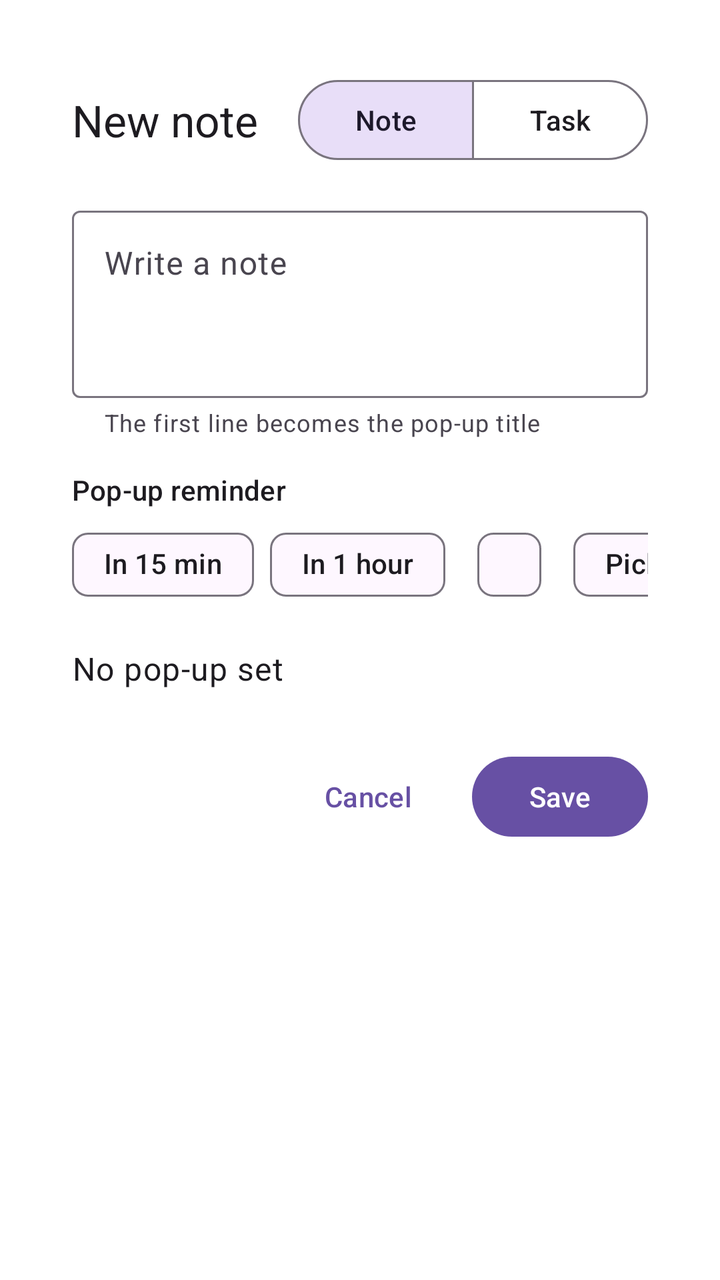
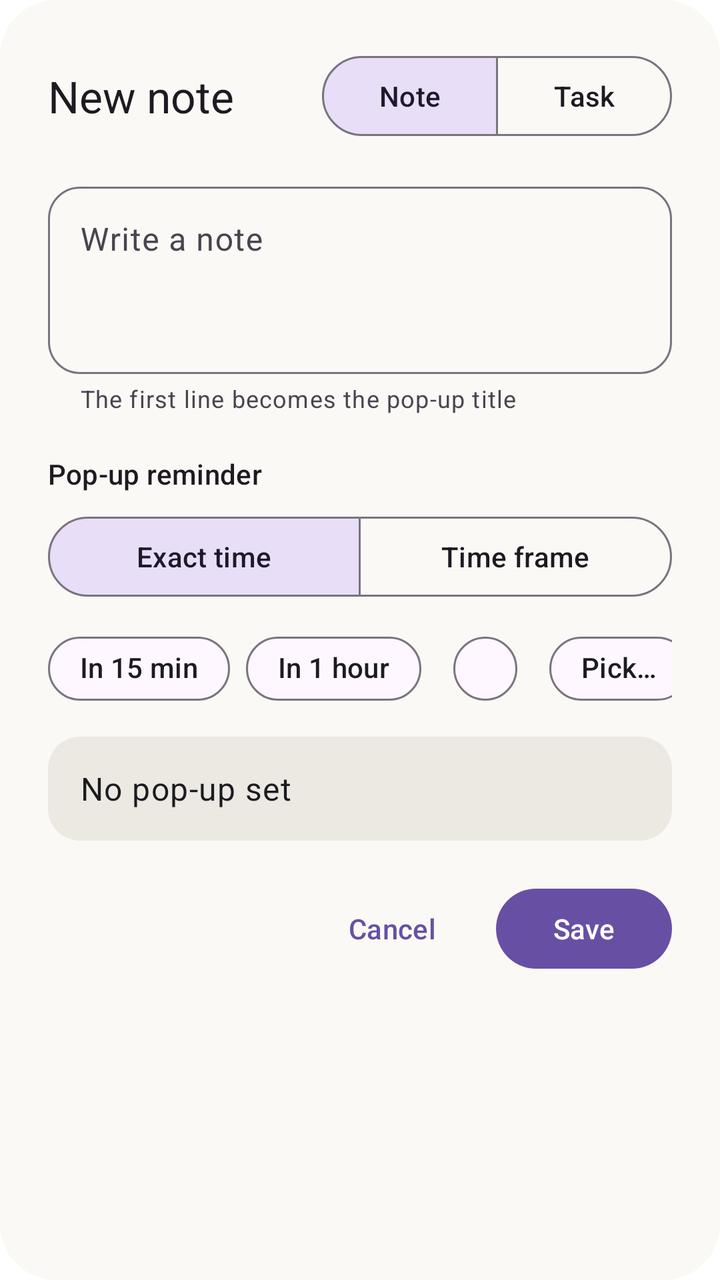

Compare the two renders of this Android layout. The source of the first and the diff that turns it into the second are given below.
<!-- AndroidManifest.xml: activity theme Theme.Notelet.Editor -->
<!-- res/layout/activity_edit_note.xml -->
<?xml version="1.0" encoding="utf-8"?>
<ScrollView xmlns:android="http://schemas.android.com/apk/res/android"
    xmlns:app="http://schemas.android.com/apk/res-auto"
    android:layout_width="match_parent"
    android:layout_height="wrap_content">

    <LinearLayout
        android:layout_width="match_parent"
        android:layout_height="wrap_content"
        android:orientation="vertical"
        android:padding="20dp">

        <LinearLayout
            android:layout_width="match_parent"
            android:layout_height="wrap_content"
            android:gravity="center_vertical"
            android:orientation="horizontal">

            <TextView
                android:id="@+id/heading"
                android:layout_width="0dp"
                android:layout_height="wrap_content"
                android:layout_weight="1"
                android:text="@string/new_note"
                android:textAppearance="?attr/textAppearanceTitleLarge" />

            <com.google.android.material.button.MaterialButtonToggleGroup
                android:id="@+id/type_group"
                android:layout_width="wrap_content"
                android:layout_height="wrap_content"
                app:checkedButton="@id/type_note"
                app:selectionRequired="true"
                app:singleSelection="true">

                <Button
                    android:id="@+id/type_note"
                    style="?attr/materialButtonOutlinedStyle"
                    android:layout_width="wrap_content"
                    android:layout_height="wrap_content"
                    android:text="@string/type_note" />

                <Button
                    android:id="@+id/type_task"
                    style="?attr/materialButtonOutlinedStyle"
                    android:layout_width="wrap_content"
                    android:layout_height="wrap_content"
                    android:text="@string/type_task" />
            </com.google.android.material.button.MaterialButtonToggleGroup>
        </LinearLayout>

        <com.google.android.material.textfield.TextInputLayout
            android:id="@+id/text_layout"
            style="@style/Widget.Material3.TextInputLayout.OutlinedBox"
            android:layout_width="match_parent"
            android:layout_height="wrap_content"
            android:layout_marginTop="16dp"
            android:hint="@string/hint_note"
            app:helperText="@string/helper_text">

            <com.google.android.material.textfield.TextInputEditText
                android:id="@+id/text_input"
                android:layout_width="match_parent"
                android:layout_height="wrap_content"
                android:gravity="top|start"
                android:inputType="textMultiLine|textCapSentences"
                android:maxLines="8"
                android:minLines="3" />
        </com.google.android.material.textfield.TextInputLayout>

        <com.google.android.material.checkbox.MaterialCheckBox
            android:id="@+id/done_check"
            android:layout_width="wrap_content"
            android:layout_height="wrap_content"
            android:layout_marginTop="4dp"
            android:text="@string/mark_done"
            android:visibility="gone" />

        <TextView
            android:layout_width="wrap_content"
            android:layout_height="wrap_content"
            android:layout_marginTop="16dp"
            android:text="@string/reminder_section"
            android:textAppearance="?attr/textAppearanceTitleSmall" />

        <HorizontalScrollView
            android:layout_width="match_parent"
            android:layout_height="wrap_content"
            android:layout_marginTop="4dp"
            android:scrollbars="none">

            <com.google.android.material.chip.ChipGroup
                android:layout_width="wrap_content"
                android:layout_height="wrap_content"
                app:singleLine="true">

                <com.google.android.material.chip.Chip
                    android:id="@+id/chip_15m"
                    style="@style/Widget.Material3.Chip.Assist"
                    android:layout_width="wrap_content"
                    android:layout_height="wrap_content"
                    android:text="@string/in_15_min" />

                <com.google.android.material.chip.Chip
                    android:id="@+id/chip_1h"
                    style="@style/Widget.Material3.Chip.Assist"
                    android:layout_width="wrap_content"
                    android:layout_height="wrap_content"
                    android:text="@string/in_1_hour" />

                <com.google.android.material.chip.Chip
                    android:id="@+id/chip_tomorrow"
                    style="@style/Widget.Material3.Chip.Assist"
                    android:layout_width="wrap_content"
                    android:layout_height="wrap_content" />

                <com.google.android.material.chip.Chip
                    android:id="@+id/chip_pick"
                    style="@style/Widget.Material3.Chip.Assist"
                    android:layout_width="wrap_content"
                    android:layout_height="wrap_content"
                    android:text="@string/pick_time" />
            </com.google.android.material.chip.ChipGroup>
        </HorizontalScrollView>

        <LinearLayout
            android:layout_width="match_parent"
            android:layout_height="wrap_content"
            android:layout_marginTop="4dp"
            android:gravity="center_vertical"
            android:minHeight="48dp"
            android:orientation="horizontal">

            <TextView
                android:id="@+id/reminder_label"
                android:layout_width="0dp"
                android:layout_height="wrap_content"
                android:layout_weight="1"
                android:text="@string/no_reminder"
                android:textAppearance="?attr/textAppearanceBodyLarge" />

            <Button
                android:id="@+id/clear_reminder"
                style="@style/Widget.Material3.Button.TextButton"
                android:layout_width="wrap_content"
                android:layout_height="wrap_content"
                android:text="@string/remove"
                android:visibility="gone" />
        </LinearLayout>

        <HorizontalScrollView
            android:id="@+id/repeat_scroll"
            android:layout_width="match_parent"
            android:layout_height="wrap_content"
            android:scrollbars="none"
            android:visibility="gone">

            <com.google.android.material.chip.ChipGroup
                android:id="@+id/repeat_group"
                android:layout_width="wrap_content"
                android:layout_height="wrap_content"
                app:checkedChip="@id/repeat_none"
                app:selectionRequired="true"
                app:singleLine="true"
                app:singleSelection="true">

                <com.google.android.material.chip.Chip
                    android:id="@+id/repeat_none"
                    style="@style/Widget.Material3.Chip.Filter"
                    android:layout_width="wrap_content"
                    android:layout_height="wrap_content"
                    android:text="@string/repeat_none" />

                <com.google.android.material.chip.Chip
                    android:id="@+id/repeat_hourly"
                    style="@style/Widget.Material3.Chip.Filter"
                    android:layout_width="wrap_content"
                    android:layout_height="wrap_content"
                    android:text="@string/repeat_hourly" />

                <com.google.android.material.chip.Chip
                    android:id="@+id/repeat_daily"
                    style="@style/Widget.Material3.Chip.Filter"
                    android:layout_width="wrap_content"
                    android:layout_height="wrap_content"
                    android:text="@string/repeat_daily" />

                <com.google.android.material.chip.Chip
                    android:id="@+id/repeat_weekdays"
                    style="@style/Widget.Material3.Chip.Filter"
                    android:layout_width="wrap_content"
                    android:layout_height="wrap_content"
                    android:text="@string/repeat_weekdays" />

                <com.google.android.material.chip.Chip
                    android:id="@+id/repeat_weekly"
                    style="@style/Widget.Material3.Chip.Filter"
                    android:layout_width="wrap_content"
                    android:layout_height="wrap_content"
                    android:text="@string/repeat_weekly" />
            </com.google.android.material.chip.ChipGroup>
        </HorizontalScrollView>

        <LinearLayout
            android:layout_width="match_parent"
            android:layout_height="wrap_content"
            android:layout_marginTop="16dp"
            android:gravity="center_vertical"
            android:orientation="horizontal">

            <Button
                android:id="@+id/delete"
                style="@style/Widget.Material3.Button.TextButton"
                android:layout_width="wrap_content"
                android:layout_height="wrap_content"
                android:text="@string/delete"
                android:textColor="?attr/colorError"
                android:visibility="gone" />

            <Space
                android:layout_width="0dp"
                android:layout_height="0dp"
                android:layout_weight="1" />

            <Button
                android:id="@+id/cancel"
                style="@style/Widget.Material3.Button.TextButton"
                android:layout_width="wrap_content"
                android:layout_height="wrap_content"
                android:text="@string/cancel" />

            <Button
                android:id="@+id/save"
                style="@style/Widget.Material3.Button"
                android:layout_width="wrap_content"
                android:layout_height="wrap_content"
                android:layout_marginStart="8dp"
                android:text="@string/save" />
        </LinearLayout>
    </LinearLayout>
</ScrollView>
<!-- resources referenced by this layout -->
<resources>
  <string name="cancel">Cancel</string>
  <string name="delete">Delete</string>
  <string name="helper_text">The first line becomes the pop-up title</string>
  <string name="hint_note">Write a note</string>
  <string name="in_15_min">In 15 min</string>
  <string name="in_1_hour">In 1 hour</string>
  <string name="mark_done">Done</string>
  <string name="new_note">New note</string>
  <string name="no_reminder">No pop-up set</string>
  <string name="pick_time">Pick date &amp; time…</string>
  <string name="reminder_section">Pop-up reminder</string>
  <string name="remove">Remove</string>
  <string name="repeat_daily">Every day</string>
  <string name="repeat_hourly">Every hour</string>
  <string name="repeat_none">Once</string>
  <string name="repeat_weekdays">Weekdays</string>
  <string name="repeat_weekly">Every week</string>
  <string name="save">Save</string>
  <string name="type_note">Note</string>
  <string name="type_task">Task</string>
  <style name="Theme.Notelet.Editor" parent="Theme.Material3.DayNight.Dialog">
          <item name="windowNoTitle">true</item>
          <item name="windowActionBar">false</item>
          <item name="android:windowCloseOnTouchOutside">false</item>
      </style>
</resources>

<!-- the commit's change to res/layout/activity_edit_note.xml (unified diff, before → after) -->
@@ -8,7 +8,7 @@
         android:layout_width="match_parent"
         android:layout_height="wrap_content"
         android:orientation="vertical"
-        android:padding="20dp">
+        android:padding="24dp">
 
         <LinearLayout
             android:layout_width="match_parent"
@@ -28,7 +28,7 @@
                 android:id="@+id/type_group"
                 android:layout_width="wrap_content"
                 android:layout_height="wrap_content"
-                app:checkedButton="@id/type_note"
+                app:checkedButton="@+id/type_note"
                 app:selectionRequired="true"
                 app:singleSelection="true">
 
@@ -55,6 +55,10 @@
             android:layout_height="wrap_content"
             android:layout_marginTop="16dp"
             android:hint="@string/hint_note"
+            app:boxCornerRadiusBottomEnd="16dp"
+            app:boxCornerRadiusBottomStart="16dp"
+            app:boxCornerRadiusTopEnd="16dp"
+            app:boxCornerRadiusTopStart="16dp"
             app:helperText="@string/helper_text">
 
             <com.google.android.material.textfield.TextInputEditText
@@ -78,14 +82,51 @@
         <TextView
             android:layout_width="wrap_content"
             android:layout_height="wrap_content"
-            android:layout_marginTop="16dp"
+            android:layout_marginTop="20dp"
             android:text="@string/reminder_section"
             android:textAppearance="?attr/textAppearanceTitleSmall" />
 
+        <com.google.android.material.button.MaterialButtonToggleGroup
+            android:id="@+id/mode_group"
+            android:layout_width="match_parent"
+            android:layout_height="wrap_content"
+            android:layout_marginTop="8dp"
+            app:checkedButton="@+id/mode_exact"
+            app:selectionRequired="true"
+            app:singleSelection="true">
+
+            <Button
+                android:id="@+id/mode_exact"
+                style="?attr/materialButtonOutlinedStyle"
+                android:layout_width="0dp"
+                android:layout_height="wrap_content"
+                android:layout_weight="1"
+                android:text="@string/mode_exact" />
+
+            <Button
+                android:id="@+id/mode_frame"
+                style="?attr/materialButtonOutlinedStyle"
+                android:layout_width="0dp"
+                android:layout_height="wrap_content"
+                android:layout_weight="1"
+                android:text="@string/mode_frame" />
+        </com.google.android.material.button.MaterialButtonToggleGroup>
+
+        <TextView
+            android:id="@+id/mode_hint"
+            android:layout_width="wrap_content"
+            android:layout_height="wrap_content"
+            android:layout_marginTop="6dp"
+            android:text="@string/mode_frame_hint"
+            android:textAppearance="?attr/textAppearanceBodySmall"
+            android:textColor="?attr/colorOnSurfaceVariant"
+            android:visibility="gone" />
+
         <HorizontalScrollView
-            android:layout_width="match_parent"
-            android:layout_height="wrap_content"
-            android:layout_marginTop="4dp"
+            android:id="@+id/exact_chips"
+            android:layout_width="match_parent"
+            android:layout_height="wrap_content"
+            android:layout_marginTop="8dp"
             android:scrollbars="none">
 
             <com.google.android.material.chip.ChipGroup
@@ -98,43 +139,107 @@
                     style="@style/Widget.Material3.Chip.Assist"
                     android:layout_width="wrap_content"
                     android:layout_height="wrap_content"
-                    android:text="@string/in_15_min" />
+                    android:text="@string/in_15_min"
+                    app:chipCornerRadius="16dp" />
 
                 <com.google.android.material.chip.Chip
                     android:id="@+id/chip_1h"
                     style="@style/Widget.Material3.Chip.Assist"
                     android:layout_width="wrap_content"
                     android:layout_height="wrap_content"
-                    android:text="@string/in_1_hour" />
+                    android:text="@string/in_1_hour"
+                    app:chipCornerRadius="16dp" />
 
                 <com.google.android.material.chip.Chip
                     android:id="@+id/chip_tomorrow"
                     style="@style/Widget.Material3.Chip.Assist"
                     android:layout_width="wrap_content"
-                    android:layout_height="wrap_content" />
+                    android:layout_height="wrap_content"
+                    app:chipCornerRadius="16dp" />
 
                 <com.google.android.material.chip.Chip
                     android:id="@+id/chip_pick"
                     style="@style/Widget.Material3.Chip.Assist"
                     android:layout_width="wrap_content"
                     android:layout_height="wrap_content"
-                    android:text="@string/pick_time" />
+                    android:text="@string/pick"
+                    app:chipCornerRadius="16dp" />
             </com.google.android.material.chip.ChipGroup>
         </HorizontalScrollView>
 
+        <HorizontalScrollView
+            android:id="@+id/frame_chips"
+            android:layout_width="match_parent"
+            android:layout_height="wrap_content"
+            android:layout_marginTop="8dp"
+            android:scrollbars="none"
+            android:visibility="gone">
+
+            <com.google.android.material.chip.ChipGroup
+                android:layout_width="wrap_content"
+                android:layout_height="wrap_content"
+                app:singleLine="true">
+
+                <com.google.android.material.chip.Chip
+                    android:id="@+id/chip_next_hour"
+                    style="@style/Widget.Material3.Chip.Assist"
+                    android:layout_width="wrap_content"
+                    android:layout_height="wrap_content"
+                    android:text="@string/frame_next_hour"
+                    app:chipCornerRadius="16dp" />
+
+                <com.google.android.material.chip.Chip
+                    android:id="@+id/chip_next_3h"
+                    style="@style/Widget.Material3.Chip.Assist"
+                    android:layout_width="wrap_content"
+                    android:layout_height="wrap_content"
+                    android:text="@string/frame_next_3h"
+                    app:chipCornerRadius="16dp" />
+
+                <com.google.android.material.chip.Chip
+                    android:id="@+id/chip_evening"
+                    style="@style/Widget.Material3.Chip.Assist"
+                    android:layout_width="wrap_content"
+                    android:layout_height="wrap_content"
+                    android:text="@string/frame_evening"
+                    app:chipCornerRadius="16dp" />
+
+                <com.google.android.material.chip.Chip
+                    android:id="@+id/chip_morning"
+                    style="@style/Widget.Material3.Chip.Assist"
+                    android:layout_width="wrap_content"
+                    android:layout_height="wrap_content"
+                    android:text="@string/frame_tomorrow_morning"
+                    app:chipCornerRadius="16dp" />
+
+                <com.google.android.material.chip.Chip
+                    android:id="@+id/chip_pick_frame"
+                    style="@style/Widget.Material3.Chip.Assist"
+                    android:layout_width="wrap_content"
+                    android:layout_height="wrap_content"
+                    android:text="@string/pick"
+                    app:chipCornerRadius="16dp" />
+            </com.google.android.material.chip.ChipGroup>
+        </HorizontalScrollView>
+
         <LinearLayout
             android:layout_width="match_parent"
             android:layout_height="wrap_content"
-            android:layout_marginTop="4dp"
+            android:layout_marginTop="10dp"
+            android:background="@drawable/editor_reminder_box"
             android:gravity="center_vertical"
-            android:minHeight="48dp"
-            android:orientation="horizontal">
+            android:minHeight="52dp"
+            android:orientation="horizontal"
+            android:paddingStart="16dp"
+            android:paddingEnd="4dp">
 
             <TextView
                 android:id="@+id/reminder_label"
                 android:layout_width="0dp"
                 android:layout_height="wrap_content"
                 android:layout_weight="1"
+                android:paddingTop="10dp"
+                android:paddingBottom="10dp"
                 android:text="@string/no_reminder"
                 android:textAppearance="?attr/textAppearanceBodyLarge" />
 
@@ -147,63 +252,83 @@
                 android:visibility="gone" />
         </LinearLayout>
 
-        <HorizontalScrollView
-            android:id="@+id/repeat_scroll"
-            android:layout_width="match_parent"
-            android:layout_height="wrap_content"
-            android:scrollbars="none"
+        <LinearLayout
+            android:id="@+id/repeat_section"
+            android:layout_width="match_parent"
+            android:layout_height="wrap_content"
+            android:layout_marginTop="12dp"
+            android:orientation="vertical"
             android:visibility="gone">
 
-            <com.google.android.material.chip.ChipGroup
-                android:id="@+id/repeat_group"
-                android:layout_width="wrap_content"
-                android:layout_height="wrap_content"
-                app:checkedChip="@id/repeat_none"
-                app:selectionRequired="true"
-                app:singleLine="true"
-                app:singleSelection="true">
+            <TextView
+                android:layout_width="wrap_content"
+                android:layout_height="wrap_content"
+                android:text="@string/repeat_label"
+                android:textAppearance="?attr/textAppearanceLabelLarge"
+                android:textColor="?attr/colorOnSurfaceVariant" />
+
+            <HorizontalScrollView
+                android:layout_width="match_parent"
+                android:layout_height="wrap_content"
+                android:layout_marginTop="4dp"
+                android:scrollbars="none">
+
+                <com.google.android.material.chip.ChipGroup
+                    android:id="@+id/repeat_group"
+                    android:layout_width="wrap_content"
+                    android:layout_height="wrap_content"
+                    app:checkedChip="@+id/repeat_none"
+                    app:selectionRequired="true"
+                    app:singleLine="true"
+                    app:singleSelection="true">
 
                 <com.google.android.material.chip.Chip
                     android:id="@+id/repeat_none"
                     style="@style/Widget.Material3.Chip.Filter"
                     android:layout_width="wrap_content"
                     android:layout_height="wrap_content"
-                    android:text="@string/repeat_none" />
+                    android:text="@string/repeat_none"
+                    app:chipCornerRadius="16dp" />
 
                 <com.google.android.material.chip.Chip
                     android:id="@+id/repeat_hourly"
                     style="@style/Widget.Material3.Chip.Filter"
                     android:layout_width="wrap_content"
                     android:layout_height="wrap_content"
-                    android:text="@string/repeat_hourly" />
+                    android:text="@string/repeat_hourly"
+                    app:chipCornerRadius="16dp" />
 
                 <com.google.android.material.chip.Chip
                     android:id="@+id/repeat_daily"
                     style="@style/Widget.Material3.Chip.Filter"
                     android:layout_width="wrap_content"
                     android:layout_height="wrap_content"
-                    android:text="@string/repeat_daily" />
+                    android:text="@string/repeat_daily"
+                    app:chipCornerRadius="16dp" />
 
                 <com.google.android.material.chip.Chip
                     android:id="@+id/repeat_weekdays"
                     style="@style/Widget.Material3.Chip.Filter"
                     android:layout_width="wrap_content"
                     android:layout_height="wrap_content"
-                    android:text="@string/repeat_weekdays" />
+                    android:text="@string/repeat_weekdays"
+                    app:chipCornerRadius="16dp" />
 
                 <com.google.android.material.chip.Chip
                     android:id="@+id/repeat_weekly"
                     style="@style/Widget.Material3.Chip.Filter"
                     android:layout_width="wrap_content"
                     android:layout_height="wrap_content"
-                    android:text="@string/repeat_weekly" />
-            </com.google.android.material.chip.ChipGroup>
-        </HorizontalScrollView>
+                    android:text="@string/repeat_weekly"
+                    app:chipCornerRadius="16dp" />
+                </com.google.android.material.chip.ChipGroup>
+            </HorizontalScrollView>
+        </LinearLayout>
 
         <LinearLayout
             android:layout_width="match_parent"
             android:layout_height="wrap_content"
-            android:layout_marginTop="16dp"
+            android:layout_marginTop="20dp"
             android:gravity="center_vertical"
             android:orientation="horizontal">
 
<!-- resource entries referenced after the edit -->
@@ -1,19 +1,34 @@
 <!-- resources referenced by this layout -->
 <resources>
+  <!-- drawable editor_reminder_box (drawable) -->
+  <?xml version="1.0" encoding="utf-8"?>
+  <shape xmlns:android="http://schemas.android.com/apk/res/android"
+      android:shape="rectangle">
+      <solid android:color="@color/nl_box" />
+      <corners android:radius="16dp" />
+  </shape>
   <string name="cancel">Cancel</string>
   <string name="delete">Delete</string>
+  <string name="frame_evening">This evening</string>
+  <string name="frame_next_3h">Next 3 hours</string>
+  <string name="frame_next_hour">Next hour</string>
+  <string name="frame_tomorrow_morning">Tomorrow morning</string>
   <string name="helper_text">The first line becomes the pop-up title</string>
   <string name="hint_note">Write a note</string>
   <string name="in_15_min">In 15 min</string>
   <string name="in_1_hour">In 1 hour</string>
   <string name="mark_done">Done</string>
+  <string name="mode_exact">Exact time</string>
+  <string name="mode_frame">Time frame</string>
+  <string name="mode_frame_hint">Pops up once, at a random moment inside the frame</string>
   <string name="new_note">New note</string>
   <string name="no_reminder">No pop-up set</string>
-  <string name="pick_time">Pick date &amp; time…</string>
+  <string name="pick">Pick…</string>
   <string name="reminder_section">Pop-up reminder</string>
   <string name="remove">Remove</string>
   <string name="repeat_daily">Every day</string>
   <string name="repeat_hourly">Every hour</string>
+  <string name="repeat_label">Repeat</string>
   <string name="repeat_none">Once</string>
   <string name="repeat_weekdays">Weekdays</string>
   <string name="repeat_weekly">Every week</string>
@@ -24,6 +39,16 @@
           <item name="windowNoTitle">true</item>
           <item name="windowActionBar">false</item>
           <item name="android:windowCloseOnTouchOutside">false</item>
+          <item name="android:windowBackground">@drawable/editor_background</item>
       </style>
+  <color name="nl_box">#ECE9E2</color>
+  <!-- drawable editor_background (drawable) -->
+  <?xml version="1.0" encoding="utf-8"?>
+  <shape xmlns:android="http://schemas.android.com/apk/res/android"
+      android:shape="rectangle">
+      <solid android:color="@color/nl_dialog" />
+      <corners android:radius="28dp" />
+  </shape>
+  <color name="nl_dialog">#FAF9F6</color>
 </resources>
 
